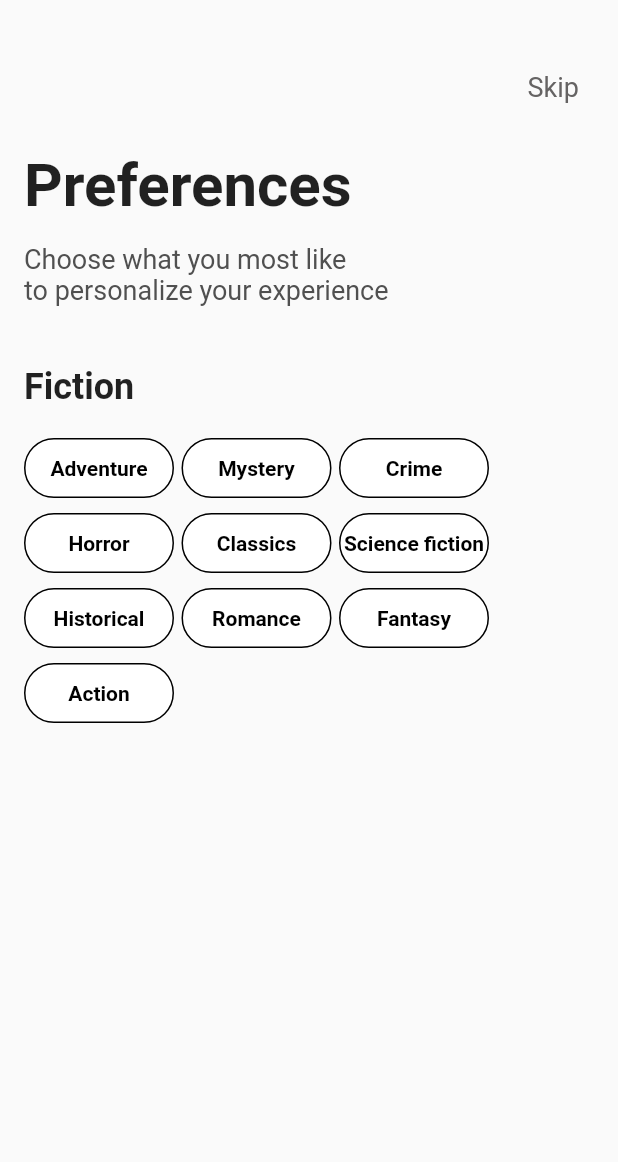
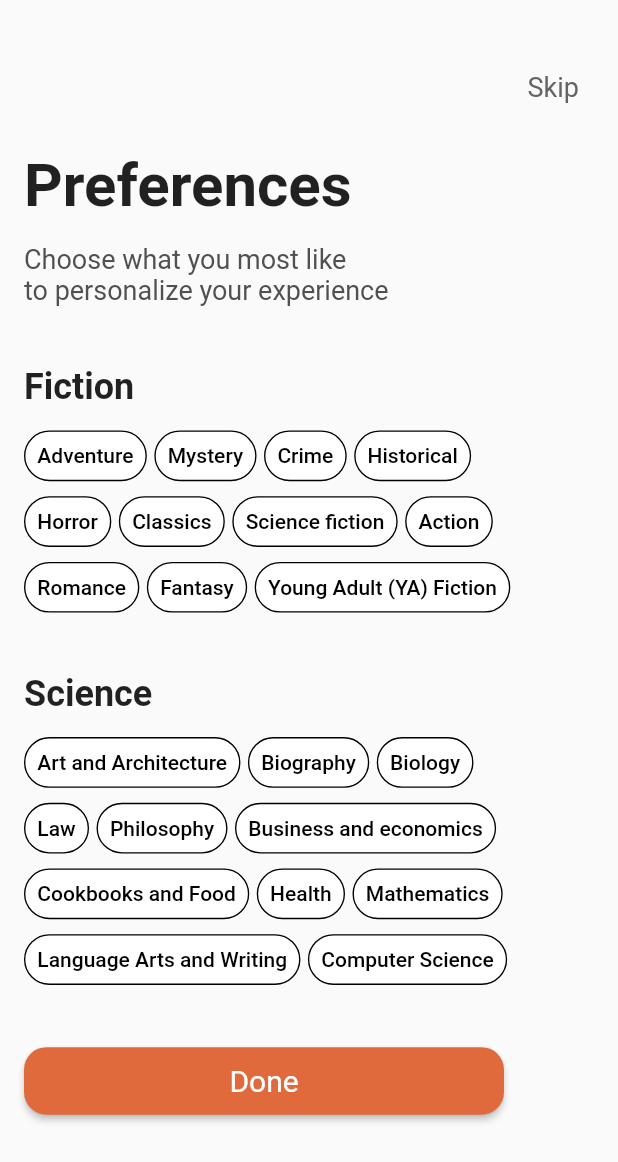
Before and after one commit to KORIAnfal/Ink-App, a Flutter app: the screen it shows after launch, on a phone screen of 412 x 824 dp. Shown: the top 1162 px of the screen. Run offline on Flutter 3.47's test engine with Material 2 defaults, Android fonts, the light colour scheme and no system bars; our stand-ins replace fluttertoast.

Commit message:
update preferences

```diff
--- a/lib/screens/Preferences.dart
+++ b/lib/screens/Preferences.dart
@@ -56,7 +56,7 @@ class _PreferencescreenState extends State<Preferencescreen> {
                     'Fiction',
                     style: TextStyle(fontSize: 24, fontWeight: FontWeight.bold),
                   ),
-                  const SizedBox(height: 20),
+                  const SizedBox(height: 15),
                   Row(
                     children: [
                       SubcategoryButton(
@@ -75,6 +75,12 @@ class _PreferencescreenState extends State<Preferencescreen> {
                         label: 'Crime',
                         isSelected: selectedSubcategories.contains('Crime'),
                         onTap: () => toggleSubcategory('Crime'),
+                      ),
+                      const SizedBox(width: 5),
+                       SubcategoryButton(
+                        label: 'Historical',
+                        isSelected: selectedSubcategories.contains('Historical'),
+                        onTap: () => toggleSubcategory('Historical'),
                       ),
                     ],
                   ),
@@ -98,17 +104,17 @@ class _PreferencescreenState extends State<Preferencescreen> {
                         isSelected: selectedSubcategories.contains('Science fiction'),
                         onTap: () => toggleSubcategory('Science fiction'),
                       ),
+                      const SizedBox(width: 5),
+                      SubcategoryButton(
+                        label: 'Action',
+                        isSelected: selectedSubcategories.contains('Action'),
+                        onTap: () => toggleSubcategory('Action'),
+                      ),
                     ],
                   ),
                   const SizedBox(width: 5 , height: 10),
                   Row(
                     children: [
-                      SubcategoryButton(
-                        label: 'Historical',
-                        isSelected: selectedSubcategories.contains('Historical'),
-                        onTap: () => toggleSubcategory('Historical'),
-                      ),
-                      const SizedBox(width: 5),
                       SubcategoryButton(
                         label: 'Romance',
                         isSelected: selectedSubcategories.contains('Romance'),
@@ -120,18 +126,129 @@ class _PreferencescreenState extends State<Preferencescreen> {
                         isSelected: selectedSubcategories.contains('Fantasy'),
                         onTap: () => toggleSubcategory('Fantasy'),
                       ),
+                      const SizedBox(width: 5),
+                      SubcategoryButton(
+                        label: 'Young Adult (YA) Fiction',
+                        isSelected: selectedSubcategories.contains('Young Adult (YA) Fiction'),
+                        onTap: () => toggleSubcategory('Young Adult (YA) Fiction'),
+                      ),
+
+
+                    ],
+                  ),
+                  const SizedBox(height: 40),
+                  const Text(
+                    'Science',
+                    style: TextStyle(fontSize: 24, fontWeight: FontWeight.bold),
+                  ),
+                  const SizedBox(height: 15),
+                  Row(
+                    children: [
+                      SubcategoryButton(
+                        label: 'Art and Architecture',
+                        isSelected: selectedSubcategories.contains('Art and Architecture'),
+                        onTap: () => toggleSubcategory('Art and Architecture'),
+                      ),
+                      const SizedBox(width: 5),
+                      SubcategoryButton(
+                        label: 'Biography',
+                        isSelected: selectedSubcategories.contains('Biography'),
+                        onTap: () => toggleSubcategory('Biography'),
+                      ),
+
+                      const SizedBox(width: 5),
+                       SubcategoryButton(
+                        label: 'Biology',
+                        isSelected: selectedSubcategories.contains('Biology'),
+                        onTap: () => toggleSubcategory('Biology'),
+                      ),
                     ],
                   ),
                   const SizedBox(width: 5 , height: 10),
                   Row(
                     children: [
                       SubcategoryButton(
-                        label: 'Action',
-                        isSelected: selectedSubcategories.contains('Action'),
-                        onTap: () => toggleSubcategory('Action'),
+                        label: 'Law',
+                        isSelected: selectedSubcategories.contains('Law'),
+                        onTap: () => toggleSubcategory('Law'),
                       ),
+                      const SizedBox(width: 5),
+                      SubcategoryButton(
+                        label: 'Philosophy',
+                        isSelected: selectedSubcategories.contains('Philosophy'),
+                        onTap: () => toggleSubcategory('Philosophy'),
+                      ),
+                      const SizedBox(width: 5),
+                      SubcategoryButton(
+                        label: 'Business and economics',
+                        isSelected: selectedSubcategories.contains('Business and economics'),
+                        onTap: () => toggleSubcategory('Business and economics'),
+                      ),
+
                     ],
                   ),
+                  const SizedBox(width: 5 , height: 10),
+                  Row(
+                    children: [
+                      SubcategoryButton(
+                        label: 'Cookbooks and Food',
+                        isSelected: selectedSubcategories.contains('Cookbooks and Food'),
+                        onTap: () => toggleSubcategory('Cookbooks and Food'),
+                      ),
+                      const SizedBox(width: 5),
+                      SubcategoryButton(
+                        label: 'Health',
+                        isSelected: selectedSubcategories.contains('Health'),
+                        onTap: () => toggleSubcategory('Health'),
+                      ),
+                      const SizedBox(width: 5),
+                      SubcategoryButton(
+                        label: 'Mathematics',
+                        isSelected: selectedSubcategories.contains('Mathematics'),
+                        onTap: () => toggleSubcategory('Mathematics'),
+                      ),
+
+                    ],
+                  ),
+                  const SizedBox(width: 5 , height: 10),
+                  Row(
+                    children: [
+                      SubcategoryButton(
+                        label: 'Language Arts and Writing',
+                        isSelected: selectedSubcategories.contains('Language Arts and Writing'),
+                        onTap: () => toggleSubcategory('Language Arts and Writing'),
+                      ),
+                      const SizedBox(width: 5),
+                      SubcategoryButton(
+                        label: 'Computer Science',
+                        isSelected: selectedSubcategories.contains('Computer Science'),
+                        onTap: () => toggleSubcategory('Computer Science'),
+                      ),
+
+
+                    ],
+                  ),
+                  const SizedBox(height: 40), // Add space between the last text and the button
+                  ElevatedButton(
+                    onPressed: () {
+                      // Add your functionality here
+                    },
+                    style: ElevatedButton.styleFrom(
+                      backgroundColor: const Color(0xFFE16A3D),
+                      fixedSize: const Size(320,45),
+                      shape: RoundedRectangleBorder(
+                        borderRadius: BorderRadius.circular(15.0),
+                      ),  // Set the background color
+                    ),
+                    child: const Padding(
+                      padding: EdgeInsets.all(10),
+                      child: Text(
+                        'Done',
+                        style: TextStyle(fontSize: 20, fontWeight: FontWeight.w400),
+                      ),
+                    ),
+                  ),
+
                   // Display a message if more than 5 subcategories are selected
                   if (selectedSubcategories.length > 5)
                     const Padding(
@@ -192,19 +309,18 @@ class SubcategoryButton extends StatelessWidget {
     return GestureDetector(
       onTap: onTap,
       child: Container(
-        width: 100,
-        height: 40,
+        padding: const EdgeInsets.all(8.0),
         decoration: BoxDecoration(
           color: isSelected ? const Color(0xFFE16A3D) : Colors.white,
           borderRadius: BorderRadius.circular(20),
-          border: isSelected ? Border.all(color: Colors.white, width: 1.0) : Border.all(color: Colors.black, width: 1.0) ,
+          border: isSelected ? Border.all(color: Colors.white, width: 0.9) : Border.all(color: Colors.black, width: 0.9),
         ),
         child: Center(
           child: Text(
             label,
             style: TextStyle(
               color: isSelected ? Colors.white : Colors.black,
-              fontWeight: FontWeight.bold,
+              fontWeight: FontWeight.w500,
             ),
           ),
         ),
```
